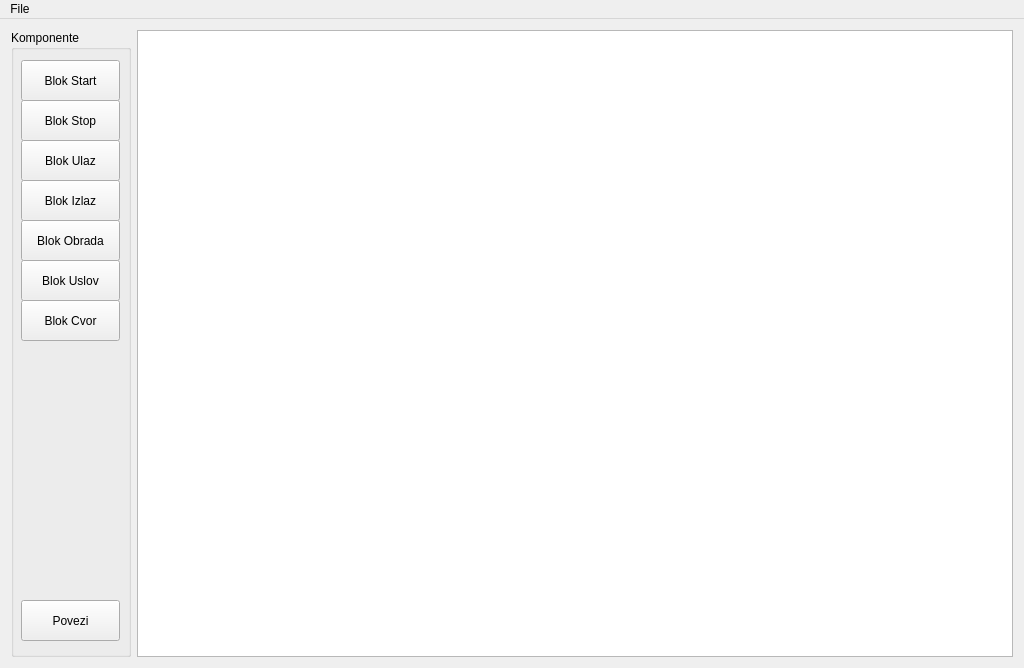
This is aplikacija.ui in leoRado/KulaV2 as Qt 5 draws it before an edit. The edited form follows.
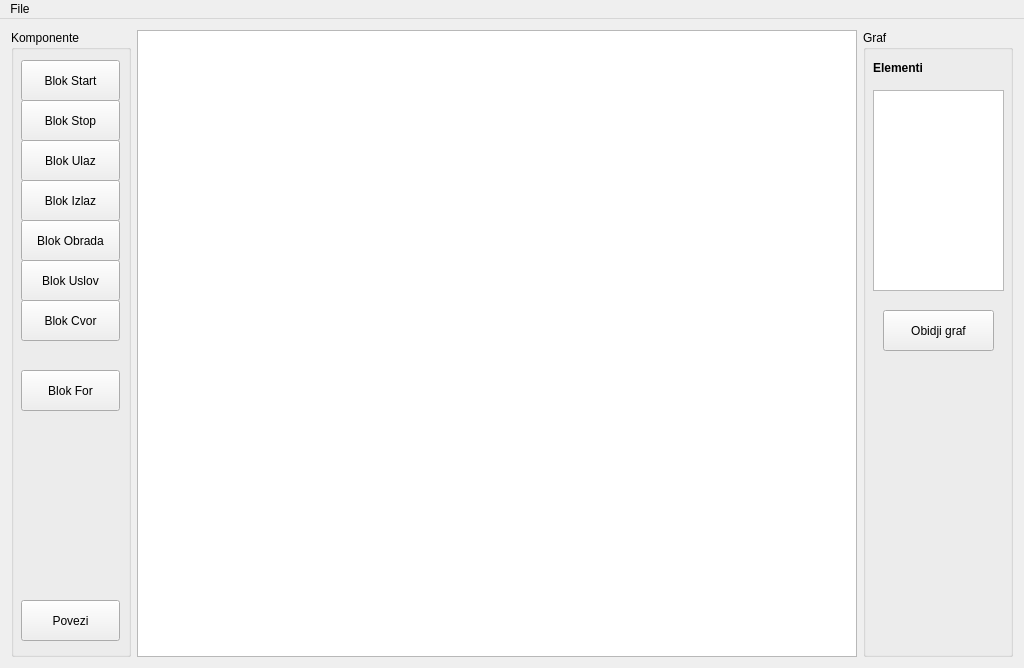
This is the edited form.

What changed in the file:
```diff
--- a/aplikacija.ui
+++ b/aplikacija.ui
@@ -136,6 +136,19 @@
         <string>Blok Cvor</string>
        </property>
       </widget>
+      <widget class="QPushButton" name="pushButton_9">
+       <property name="geometry">
+        <rect>
+         <x>10</x>
+         <y>340</y>
+         <width>99</width>
+         <height>41</height>
+        </rect>
+       </property>
+       <property name="text">
+        <string>Blok For</string>
+       </property>
+      </widget>
      </widget>
     </item>
     <item>
@@ -151,6 +164,67 @@
       </property>
      </widget>
     </item>
+    <item>
+     <widget class="QGroupBox" name="groupBox_2">
+      <property name="minimumSize">
+       <size>
+        <width>150</width>
+        <height>0</height>
+       </size>
+      </property>
+      <property name="maximumSize">
+       <size>
+        <width>150</width>
+        <height>16777215</height>
+       </size>
+      </property>
+      <property name="title">
+       <string>Graf</string>
+      </property>
+      <widget class="QPushButton" name="pushButton_10">
+       <property name="geometry">
+        <rect>
+         <x>20</x>
+         <y>280</y>
+         <width>111</width>
+         <height>41</height>
+        </rect>
+       </property>
+       <property name="text">
+        <string>Obidji graf</string>
+       </property>
+      </widget>
+      <widget class="QLabel" name="label">
+       <property name="geometry">
+        <rect>
+         <x>10</x>
+         <y>30</y>
+         <width>61</width>
+         <height>16</height>
+        </rect>
+       </property>
+       <property name="font">
+        <font>
+         <weight>75</weight>
+         <bold>true</bold>
+        </font>
+       </property>
+       <property name="text">
+        <string>Elementi</string>
+       </property>
+      </widget>
+      <widget class="QTextEdit" name="textEdit">
+       <property name="geometry">
+        <rect>
+         <x>10</x>
+         <y>60</y>
+         <width>131</width>
+         <height>201</height>
+        </rect>
+       </property>
+      </widget>
+     </widget>
+    </item>
    </layout>
   </widget>
   <widget class="QMenuBar" name="menuBar">
```
Left out of the diff: 2 changed lines with no effect on the pictures.
